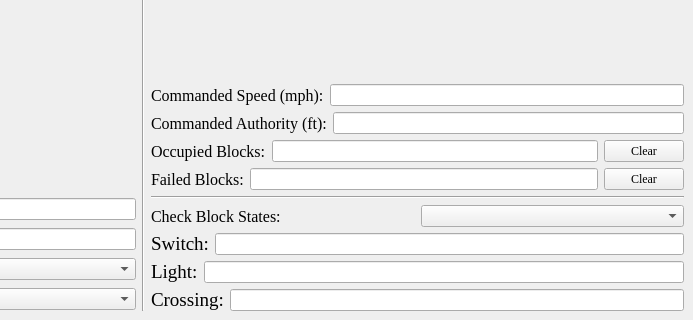
asmithie13/ECE-1140, file TrackControllerHW_TestBench.ui: the form before one commit; both pictures show x 407 to 1100 and y 380 to 700 of the 1100 by 700 pixel window.
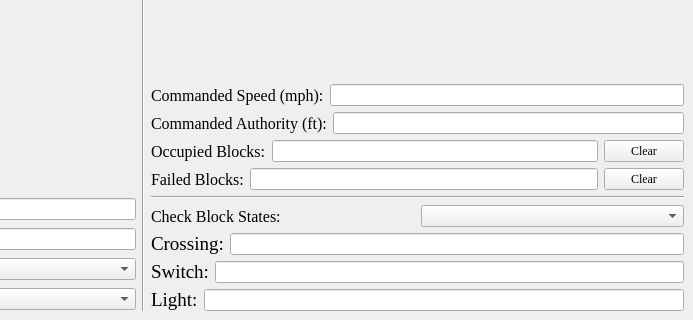
The form after the commit.

Patch:
```diff
--- a/TrackControllerHW_TestBench.ui
+++ b/TrackControllerHW_TestBench.ui
@@ -339,6 +339,35 @@
         </item>
        </layout>
       </item>
+      <item>
+       <layout class="QHBoxLayout" name="horizontalLayout_12">
+        <item>
+         <widget class="QLabel" name="labelCrossingOut">
+          <property name="font">
+           <font>
+            <family>Times New Roman</family>
+            <pointsize>14</pointsize>
+           </font>
+          </property>
+          <property name="text">
+           <string>Crossing:</string>
+          </property>
+         </widget>
+        </item>
+        <item>
+         <widget class="QLineEdit" name="lineEditCrossingOut">
+          <property name="font">
+           <font>
+            <family>Times New Roman</family>
+           </font>
+          </property>
+          <property name="readOnly">
+           <bool>true</bool>
+          </property>
+         </widget>
+        </item>
+       </layout>
+      </item>
       <item>
        <layout class="QHBoxLayout" name="horizontalLayout_10">
         <item>
@@ -397,35 +426,6 @@
         </item>
        </layout>
       </item>
-      <item>
-       <layout class="QHBoxLayout" name="horizontalLayout_12">
-        <item>
-         <widget class="QLabel" name="labelCrossingOut">
-          <property name="font">
-           <font>
-            <family>Times New Roman</family>
-            <pointsize>14</pointsize>
-           </font>
-          </property>
-          <property name="text">
-           <string>Crossing:</string>
-          </property>
-         </widget>
-        </item>
-        <item>
-         <widget class="QLineEdit" name="lineEditCrossingOut">
-          <property name="font">
-           <font>
-            <family>Times New Roman</family>
-           </font>
-          </property>
-          <property name="readOnly">
-           <bool>true</bool>
-          </property>
-         </widget>
-        </item>
-       </layout>
-      </item>
      </layout>
     </item>
    </layout>
```
